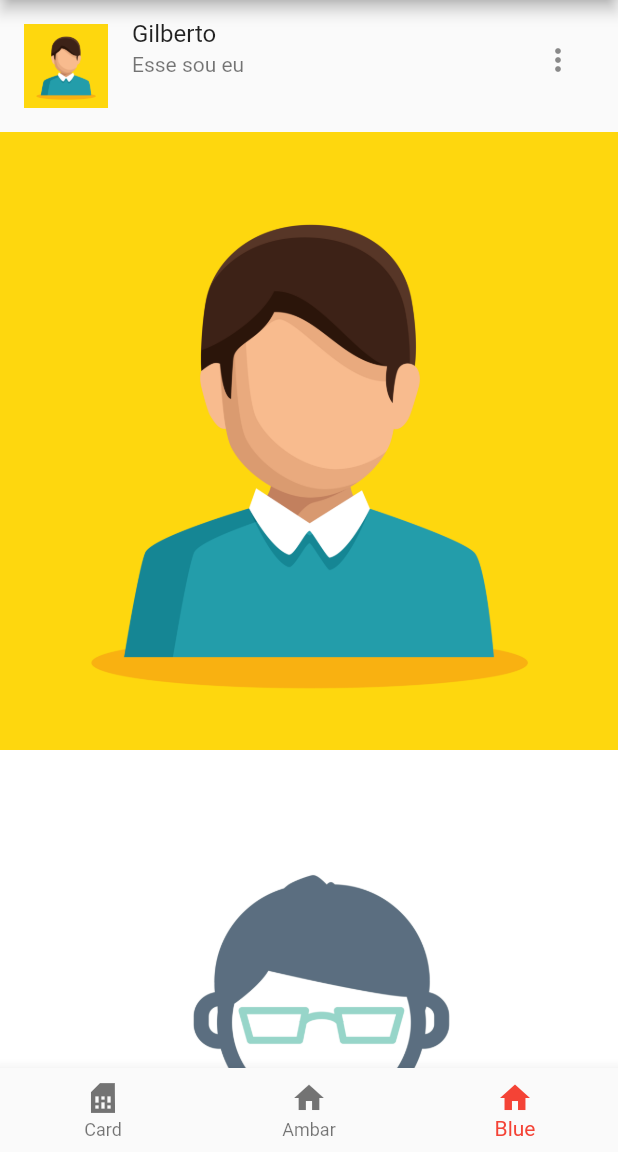
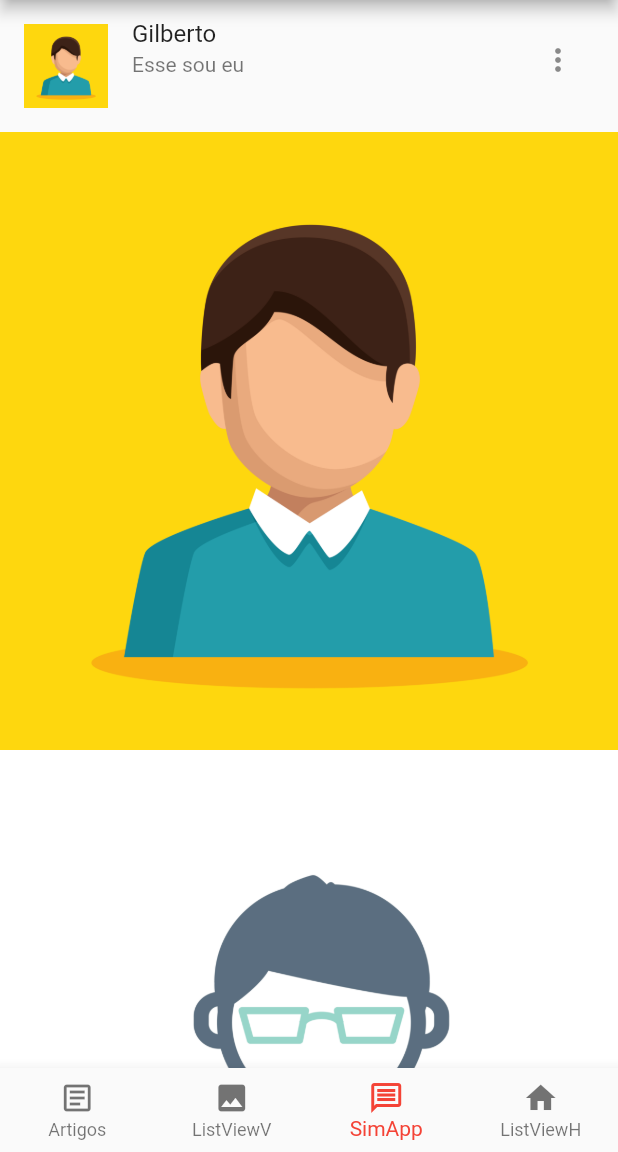
Before and after one commit to torressg/LearningFlutter, a Flutter app: the HomePage screen opened directly, swiped to page 3, on a phone screen of 412 x 824 dp, the part 84-1236 px from its top. Run offline on Flutter 3.47's test engine with Material 2 defaults, Android fonts, the phone set to English and light mode, and no system bars; our stand-ins replace google_fonts; network calls fail.

Commit message:
ListView

```diff
--- a/lib/pages/home_page.dart
+++ b/lib/pages/home_page.dart
@@ -2,6 +2,7 @@ import 'package:flutter/material.dart';
 import 'package:learning_flutter/pages/card_page.dart';
 import 'package:learning_flutter/pages/image_assets.dart';
 import 'package:learning_flutter/pages/list_view_h.dart';
+import 'package:learning_flutter/pages/list_view_v.dart';
 import 'package:learning_flutter/shared/widgets/custom_drawer.dart';
 
 class HomePage extends StatefulWidget {
@@ -30,19 +31,25 @@ class _HomePageState extends State<HomePage> {
           children: [
             const CardPage(),
             const ImageAssetsPage(),
+            const ListViewV(),
             const ListViewH()
           ],
         ),
         bottomNavigationBar: BottomNavigationBar(
+            type: BottomNavigationBarType.fixed,
             onTap: (value) {
               controller.jumpToPage(value);
             },
             currentIndex: posicaoPagina,
             items: const [
               BottomNavigationBarItem(
-                  label: "Card", icon: Icon(Icons.sim_card_sharp)),
-              BottomNavigationBarItem(label: "Ambar", icon: Icon(Icons.home)),
-              BottomNavigationBarItem(label: "Blue", icon: Icon(Icons.home)),
+                  label: "Artigos", icon: Icon(Icons.article_outlined)),
+              BottomNavigationBarItem(
+                  label: "ListViewV", icon: Icon(Icons.image)),
+              BottomNavigationBarItem(
+                  label: "SimApp", icon: Icon(Icons.message_outlined)),
+              BottomNavigationBarItem(
+                  label: "ListViewH", icon: Icon(Icons.home)),
             ]),
       ),
     );
--- /dev/null
+++ b/lib/pages/list_view_v.dart
@@ -0,0 +1,37 @@
+import 'package:flutter/material.dart';
+import 'package:learning_flutter/shared/app_images.dart';
+
+class ListViewV extends StatefulWidget {
+  const ListViewV({super.key});
+
+  @override
+  State<ListViewV> createState() => _ListViewVState();
+}
+
+class _ListViewVState extends State<ListViewV> {
+  @override
+  Widget build(BuildContext context) {
+    return ListView(
+      children: [
+        ListTile(
+          leading: Image.asset(AppImages.user1),
+          title: Text("Gilberto"),
+          subtitle: Text("Esse sou eu"),
+          trailing: PopupMenuButton<String>(
+            onSelected: (menu) {},
+            itemBuilder: (BuildContext bc) {
+              return <PopupMenuEntry<String>>[
+                PopupMenuItem<String>(value: "menu1", child: Text("Opção 1")),
+                PopupMenuItem<String>(value: "menu2", child: Text("Opção 2")),
+                PopupMenuItem<String>(value: "menu2", child: Text("Opção 3")),
+              ];
+            },
+          ),
+          isThreeLine: true,
+        ),
+        Image.asset(AppImages.user1),
+        Image.asset(AppImages.user2)
+      ],
+    );
+  }
+}
```
Also changed, not shown: lib/pages/list_view_h.dart (+16 -18 lines).
